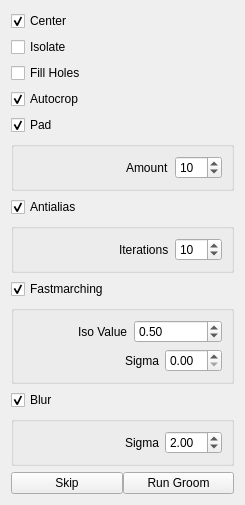
SCIInstitute/ShapeWorks, file src/Application/Groom/GroomTool.ui: the form before one commit.
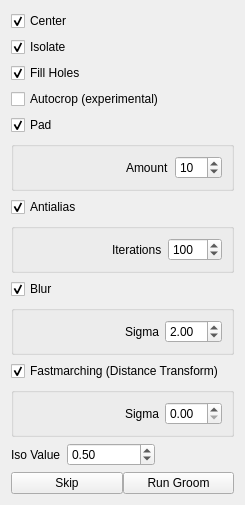
The form after the commit.

Commit message: better fill hole, isolate. Added missing surfworks to repo.

Diff of the .ui file:
```diff
--- a/src/Application/Groom/GroomTool.ui
+++ b/src/Application/Groom/GroomTool.ui
@@ -24,15 +24,8 @@
   </property>
   <layout class="QVBoxLayout" name="verticalLayout">
    <item>
-    <layout class="QGridLayout" name="gridLayout_2">
-     <item row="2" column="0">
-      <widget class="QCheckBox" name="fill_holes_checkbox">
-       <property name="text">
-        <string>Fill Holes</string>
-       </property>
-      </widget>
-     </item>
-     <item row="0" column="0">
+    <layout class="QVBoxLayout" name="verticalLayout_2">
+     <item>
       <widget class="QCheckBox" name="center_checkbox">
        <property name="text">
         <string>Center</string>
@@ -42,24 +35,37 @@
        </property>
       </widget>
      </item>
-     <item row="1" column="0">
+     <item>
       <widget class="QCheckBox" name="isolate_checkbox">
        <property name="text">
         <string>Isolate</string>
        </property>
+       <property name="checked">
+        <bool>true</bool>
+       </property>
       </widget>
      </item>
-     <item row="3" column="0">
+     <item>
+      <widget class="QCheckBox" name="fill_holes_checkbox">
+       <property name="text">
+        <string>Fill Holes</string>
+       </property>
+       <property name="checked">
+        <bool>true</bool>
+       </property>
+      </widget>
+     </item>
+     <item>
       <widget class="QCheckBox" name="autocrop_checkbox">
        <property name="text">
-        <string>Autocrop</string>
+        <string>Autocrop (experimental)</string>
        </property>
        <property name="checked">
-        <bool>true</bool>
+        <bool>false</bool>
        </property>
       </widget>
      </item>
-     <item row="4" column="0">
+     <item>
       <widget class="QCheckBox" name="autopad_checkbox">
        <property name="text">
         <string>Pad</string>
@@ -69,7 +75,7 @@
        </property>
       </widget>
      </item>
-     <item row="5" column="0">
+     <item>
       <widget class="QGroupBox" name="pad_groupbox">
        <property name="title">
         <string/>
@@ -108,7 +114,7 @@
        </layout>
       </widget>
      </item>
-     <item row="6" column="0">
+     <item>
       <widget class="QCheckBox" name="antialias_checkbox">
        <property name="text">
         <string>Antialias</string>
@@ -118,7 +124,7 @@
        </property>
       </widget>
      </item>
-     <item row="7" column="0">
+     <item>
       <widget class="QGroupBox" name="antialias_groupbox">
        <property name="title">
         <string/>
@@ -147,106 +153,17 @@
         <item>
          <widget class="QSpinBox" name="antialias_iterations">
           <property name="maximum">
-           <number>500</number>
+           <number>5000</number>
           </property>
           <property name="value">
-           <number>10</number>
+           <number>100</number>
           </property>
          </widget>
         </item>
        </layout>
       </widget>
      </item>
-     <item row="8" column="0">
-      <widget class="QCheckBox" name="fastmarching_checkbox">
-       <property name="text">
-        <string>Fastmarching</string>
-       </property>
-       <property name="checked">
-        <bool>true</bool>
-       </property>
-      </widget>
-     </item>
-     <item row="9" column="0">
-      <widget class="QGroupBox" name="fastmarching_groupbox">
-       <property name="title">
-        <string/>
-       </property>
-       <layout class="QVBoxLayout" name="verticalLayout_3">
-        <item>
-         <layout class="QHBoxLayout" name="horizontalLayout_5">
-          <property name="topMargin">
-           <number>0</number>
-          </property>
-          <item>
-           <spacer name="horizontalSpacer_3">
-            <property name="orientation">
-             <enum>Qt::Horizontal</enum>
-            </property>
-            <property name="sizeHint" stdset="0">
-             <size>
-              <width>40</width>
-              <height>20</height>
-             </size>
-            </property>
-           </spacer>
-          </item>
-          <item>
-           <widget class="QLabel" name="label">
-            <property name="text">
-             <string>Iso Value</string>
-            </property>
-           </widget>
-          </item>
-          <item>
-           <widget class="QDoubleSpinBox" name="iso_value">
-            <property name="minimum">
-             <double>-999999999.000000000000000</double>
-            </property>
-            <property name="maximum">
-             <double>999999999.000000000000000</double>
-            </property>
-            <property name="value">
-             <double>0.500000000000000</double>
-            </property>
-           </widget>
-          </item>
-         </layout>
-        </item>
-        <item>
-         <layout class="QHBoxLayout" name="horizontalLayout_6">
-          <property name="topMargin">
-           <number>0</number>
-          </property>
-          <item>
-           <spacer name="horizontalSpacer_5">
-            <property name="orientation">
-             <enum>Qt::Horizontal</enum>
-            </property>
-            <property name="sizeHint" stdset="0">
-             <size>
-              <width>40</width>
-              <height>20</height>
-             </size>
-            </property>
-           </spacer>
-          </item>
-          <item>
-           <widget class="QLabel" name="sigma2">
-            <property name="text">
-             <string>Sigma</string>
-            </property>
-           </widget>
-          </item>
-          <item>
-           <widget class="QDoubleSpinBox" name="fastmarch_sigma"/>
-          </item>
-         </layout>
-        </item>
-       </layout>
-      </widget>
-     </item>
-     <item row="10" column="0">
+     <item>
       <widget class="QCheckBox" name="blur_checkbox">
        <property name="text">
         <string>Blur</string>
@@ -256,7 +173,7 @@
        </property>
       </widget>
      </item>
-     <item row="11" column="0">
+     <item>
       <widget class="QGroupBox" name="blur_groupbox">
        <property name="title">
         <string/>
@@ -292,6 +209,95 @@
        </layout>
       </widget>
      </item>
+     <item>
+      <widget class="QCheckBox" name="fastmarching_checkbox">
+       <property name="text">
+        <string>Fastmarching (Distance Transform)</string>
+       </property>
+       <property name="checked">
+        <bool>true</bool>
+       </property>
+      </widget>
+     </item>
+     <item>
+      <widget class="QGroupBox" name="fastmarching_groupbox">
+       <property name="title">
+        <string/>
+       </property>
+       <layout class="QVBoxLayout" name="verticalLayout_3">
+        <item>
+         <layout class="QHBoxLayout" name="horizontalLayout_6">
+          <property name="topMargin">
+           <number>0</number>
+          </property>
+          <item>
+           <spacer name="horizontalSpacer_5">
+            <property name="orientation">
+             <enum>Qt::Horizontal</enum>
+            </property>
+            <property name="sizeHint" stdset="0">
+             <size>
+              <width>40</width>
+              <height>20</height>
+             </size>
+            </property>
+           </spacer>
+          </item>
+          <item>
+           <widget class="QLabel" name="sigma2">
+            <property name="text">
+             <string>Sigma</string>
+            </property>
+           </widget>
+          </item>
+          <item>
+           <widget class="QDoubleSpinBox" name="fastmarch_sigma"/>
+          </item>
+         </layout>
+        </item>
+       </layout>
+      </widget>
+     </item>
+     <item>
+      <layout class="QHBoxLayout" name="horizontalLayout_5">
+       <property name="topMargin">
+        <number>0</number>
+       </property>
+       <item>
+        <widget class="QLabel" name="label">
+         <property name="text">
+          <string>Iso Value</string>
+         </property>
+        </widget>
+       </item>
+       <item>
+        <widget class="QDoubleSpinBox" name="iso_value">
+         <property name="minimum">
+          <double>-999999999.000000000000000</double>
+         </property>
+         <property name="maximum">
+          <double>999999999.000000000000000</double>
+         </property>
+         <property name="value">
+          <double>0.500000000000000</double>
+         </property>
+        </widget>
+       </item>
+       <item>
+        <spacer name="horizontalSpacer_3">
+         <property name="orientation">
+          <enum>Qt::Horizontal</enum>
+         </property>
+         <property name="sizeHint" stdset="0">
+          <size>
+           <width>40</width>
+           <height>20</height>
+          </size>
+         </property>
+        </spacer>
+       </item>
+      </layout>
+     </item>
     </layout>
    </item>
    <item>
```
Left out of the diff: 3 changed lines with no effect on the pictures. The commit also changes 371 other files.
